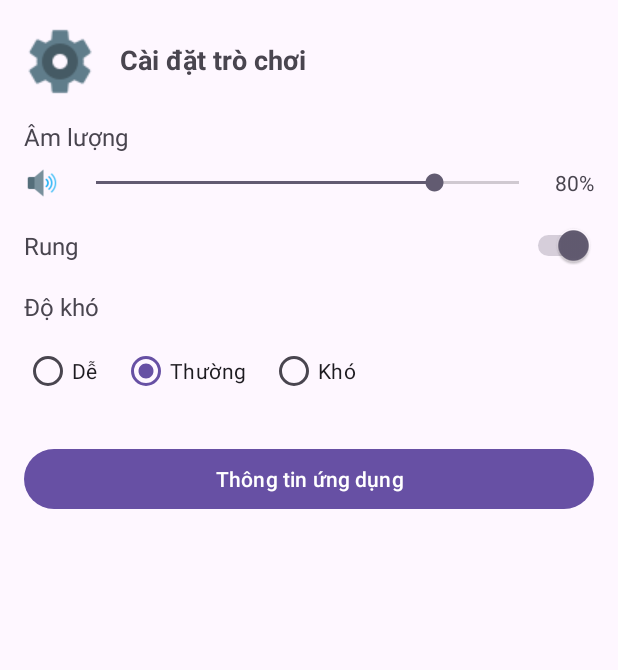
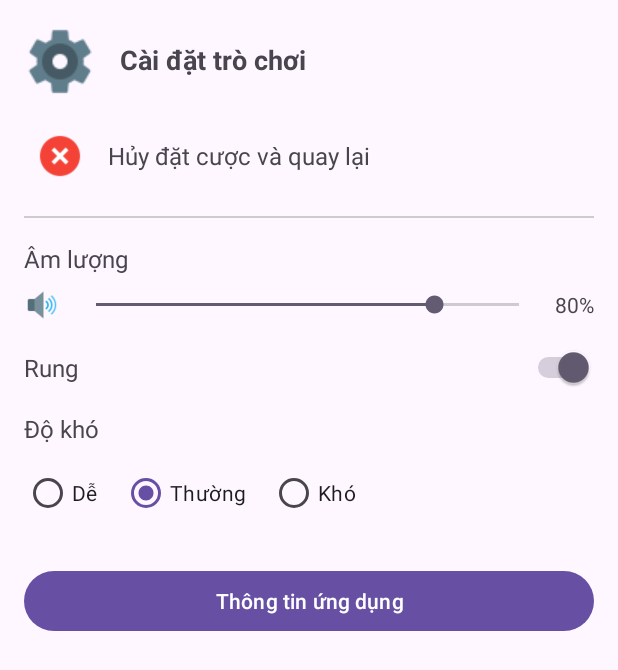
Before and after one commit to vohoa2004/PRM392-Mini-Project, an Android app: the layout dialog_settings.xml on its own in the app's theme, with its tools: preview values and no code run, on a phone screen of 412 x 824 dp. Shown: the top 670 px of the screen. Run offline under Robolectric (Android 15) with nearby library versions, the phone set to English and light mode, and no system bars.

Commit message:
funtion cancel racing back to batting

```diff
--- a/app/src/main/res/layout/dialog_settings.xml
+++ b/app/src/main/res/layout/dialog_settings.xml
@@ -27,6 +27,40 @@
             android:textSize="18sp"
             android:textStyle="bold" />
     </LinearLayout>
+
+    <!-- Cancel Betting Option -->
+    <LinearLayout
+        android:id="@+id/layout_cancel_betting"
+        android:layout_width="match_parent"
+        android:layout_height="wrap_content"
+        android:orientation="horizontal"
+        android:gravity="center_vertical"
+        android:padding="8dp"
+        android:layout_marginBottom="16dp"
+        android:background="?android:attr/selectableItemBackground"
+        android:clickable="true"
+        android:focusable="true">
+
+        <ImageView
+            android:layout_width="32dp"
+            android:layout_height="32dp"
+            android:src="@drawable/cancel"
+            android:contentDescription="Cancel"
+            android:layout_marginEnd="16dp" />
+
+        <TextView
+            android:layout_width="wrap_content"
+            android:layout_height="wrap_content"
+            android:text="Hủy đặt cược và quay lại"
+            android:textSize="16sp" />
+    </LinearLayout>
+
+    <!-- Divider -->
+    <View
+        android:layout_width="match_parent"
+        android:layout_height="1dp"
+        android:background="#CCCCCC"
+        android:layout_marginBottom="16dp" />
 
     <!-- Sound Setting with SeekBar -->
     <LinearLayout
```
Also changed, not shown: app/src/main/java/com/group6/miniproject/MainActivity.java (+40 -2 lines).
